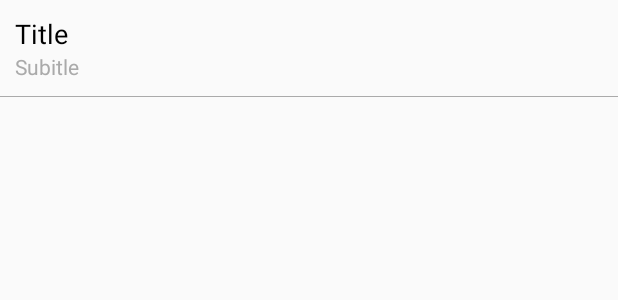
After one commit to ancientloregames/Lexio, an Android app: the layout dictionary_list_item.xml on its own in the app's theme, with its tools: preview values and no code run, on a phone screen of 412 x 824 dp. The commit adds this screen. Shown: the top 300 px of the screen. Run offline under Robolectric (Android 15) with nearby library versions, the phone set to English and light mode, and no system bars.

Commit message:
added words list loading

```diff
--- /dev/null
+++ b/app/src/main/res/layout/dictionary_list_item.xml
@@ -0,0 +1,38 @@
+<?xml version="1.0" encoding="utf-8"?>
+<RelativeLayout xmlns:android="http://schemas.android.com/apk/res/android"
+				android:layout_width="match_parent"
+				android:layout_height="wrap_content"
+				xmlns:tools="http://schemas.android.com/tools"
+	>
+	<LinearLayout
+		android:id="@+id/content"
+		android:layout_width="wrap_content"
+		android:layout_height="wrap_content"
+		android:orientation="vertical"
+		android:padding="10dp"
+		>
+		<TextView
+			android:id="@+id/title"
+			android:layout_width="wrap_content"
+			android:layout_height="wrap_content"
+			android:textSize="18sp"
+			android:textColor="@android:color/black"
+			tools:text="Title"
+			/>
+		<TextView
+			android:id="@+id/subtitle"
+			android:layout_width="wrap_content"
+			android:layout_height="wrap_content"
+			android:textSize="14sp"
+			android:textColor="@android:color/darker_gray"
+			tools:text="Subitle"
+			/>
+	</LinearLayout>
+	<View
+		android:id="@+id/divider"
+		android:layout_width="match_parent"
+		android:layout_height="0.5dp"
+		android:background="@android:color/darker_gray"
+		android:layout_below="@+id/content"
+		/>
+</RelativeLayout>
```
Also changed, not shown: app/src/main/java/com/ancientlore/lexio/MainActivity.kt (+19 -0 lines), app/src/main/java/com/ancientlore/lexio/WordsListAdapter.kt (added, +40 -0 lines), app/src/main/res/layout/activity_main.xml (+9 -0 lines).
